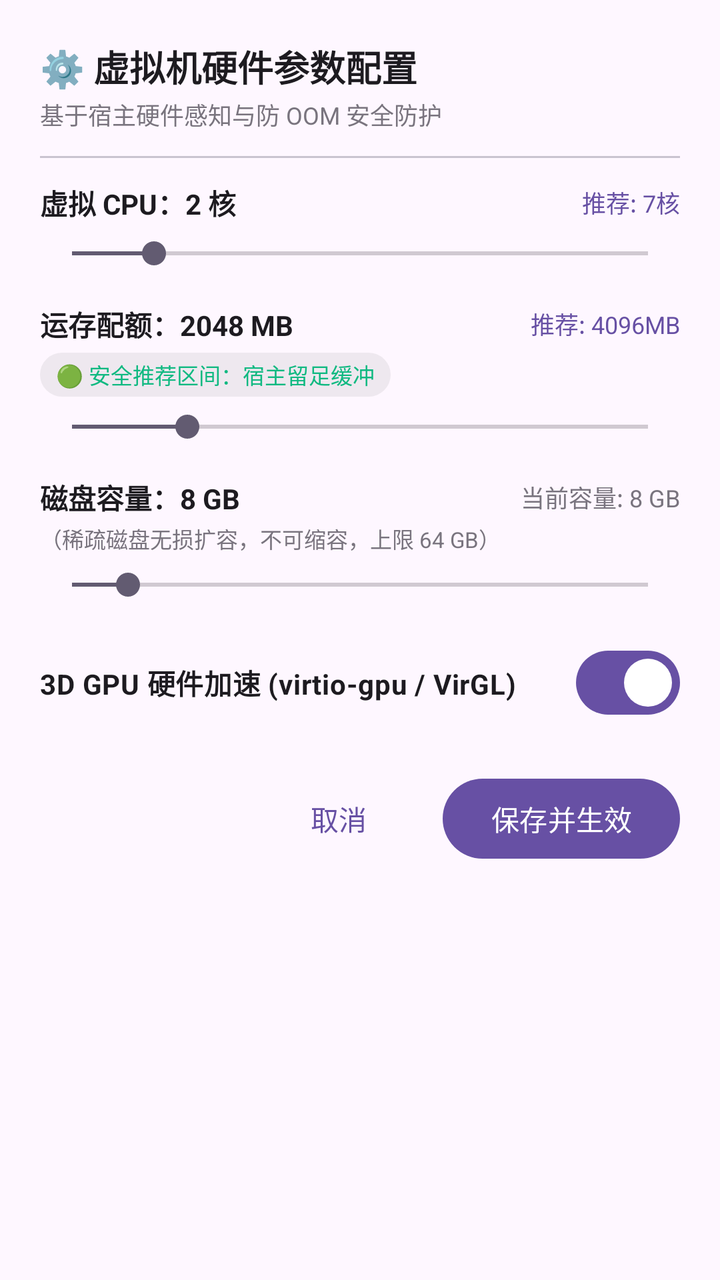
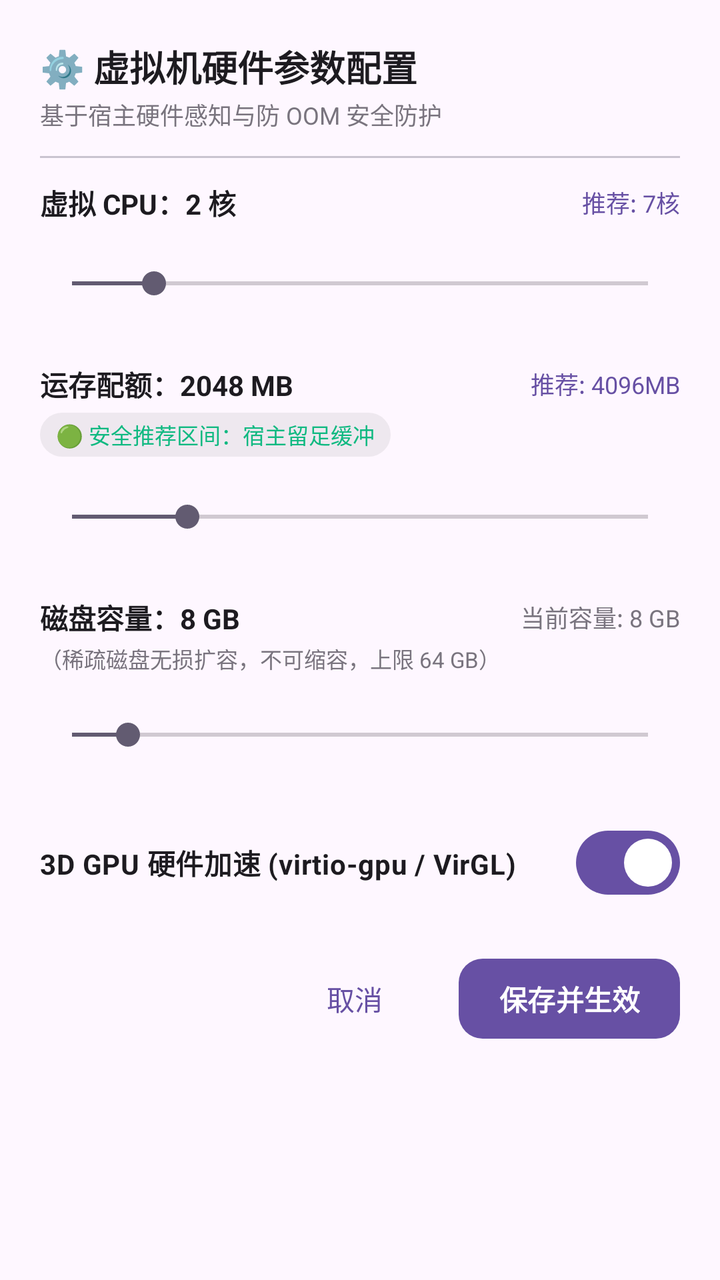

An Android layout rendered at two revisions. The XML below is the earlier revision; the diff shows what the commit changed to produce the second picture.
<!-- AndroidManifest.xml: application theme Theme.Orchestella -->
<!-- res/layout/layout_vm_hardware_config_dialog.xml -->
<?xml version="1.0" encoding="utf-8"?>
<ScrollView xmlns:android="http://schemas.android.com/apk/res/android"
    xmlns:app="http://schemas.android.com/apk/res-auto"
    android:layout_width="match_parent"
    android:layout_height="wrap_content">

    <LinearLayout
        android:layout_width="match_parent"
        android:layout_height="wrap_content"
        android:orientation="vertical"
        android:padding="20dp">

        <TextView
            android:layout_width="wrap_content"
            android:layout_height="wrap_content"
            android:text="@string/hardware_dialog_title"
            android:textSize="18sp"
            android:textStyle="bold"
            android:textColor="?attr/colorOnSurface" />

        <TextView
            android:layout_width="wrap_content"
            android:layout_height="wrap_content"
            android:layout_marginTop="2dp"
            android:text="基于宿主硬件感知与防 OOM 安全防护"
            android:textSize="12sp"
            android:textColor="?attr/colorOutline" />

        <View
            android:layout_width="match_parent"
            android:layout_height="1dp"
            android:layout_marginTop="12dp"
            android:layout_marginBottom="12dp"
            android:background="?attr/colorOutlineVariant" />

        
        <LinearLayout
            android:layout_width="match_parent"
            android:layout_height="wrap_content"
            android:orientation="horizontal"
            android:gravity="center_vertical">

            <TextView
                android:id="@+id/hw_vcpu_label"
                android:layout_width="0dp"
                android:layout_height="wrap_content"
                android:layout_weight="1"
                android:text="虚拟 CPU：2 核"
                android:textSize="14sp"
                android:textStyle="bold"
                android:textColor="?attr/colorOnSurface" />

            <TextView
                android:id="@+id/hw_vcpu_rec_badge"
                android:layout_width="wrap_content"
                android:layout_height="wrap_content"
                android:text="推荐: 7核"
                android:textSize="12sp"
                android:textColor="?attr/colorPrimary" />
        </LinearLayout>

        <SeekBar
            android:id="@+id/hw_vcpu_seekbar"
            android:layout_width="match_parent"
            android:layout_height="wrap_content"
            android:layout_marginTop="6dp"
            android:max="7"
            android:progress="1" />

        
        <LinearLayout
            android:layout_width="match_parent"
            android:layout_height="wrap_content"
            android:layout_marginTop="16dp"
            android:orientation="horizontal"
            android:gravity="center_vertical">

            <TextView
                android:id="@+id/hw_ram_label"
                android:layout_width="0dp"
                android:layout_height="wrap_content"
                android:layout_weight="1"
                android:text="运存配额：2048 MB"
                android:textSize="14sp"
                android:textStyle="bold"
                android:textColor="?attr/colorOnSurface" />

            <TextView
                android:id="@+id/hw_ram_rec_badge"
                android:layout_width="wrap_content"
                android:layout_height="wrap_content"
                android:text="推荐: 4096MB"
                android:textSize="12sp"
                android:textColor="?attr/colorPrimary" />
        </LinearLayout>

        <TextView
            android:id="@+id/hw_ram_zone_status"
            android:layout_width="wrap_content"
            android:layout_height="wrap_content"
            android:layout_marginTop="4dp"
            android:background="@drawable/bg_status_badge"
            android:paddingStart="8dp"
            android:paddingTop="3dp"
            android:paddingEnd="8dp"
            android:paddingBottom="3dp"
            android:text="@string/hardware_ram_zone_green"
            android:textSize="11sp"
            android:textColor="@color/zone_green" />

        <SeekBar
            android:id="@+id/hw_ram_seekbar"
            android:layout_width="match_parent"
            android:layout_height="wrap_content"
            android:layout_marginTop="6dp"
            android:max="30"
            android:progress="6" />

        
        <LinearLayout
            android:layout_width="match_parent"
            android:layout_height="wrap_content"
            android:layout_marginTop="16dp"
            android:orientation="horizontal"
            android:gravity="center_vertical">

            <TextView
                android:id="@+id/hw_disk_label"
                android:layout_width="0dp"
                android:layout_height="wrap_content"
                android:layout_weight="1"
                android:text="磁盘容量：8 GB"
                android:textSize="14sp"
                android:textStyle="bold"
                android:textColor="?attr/colorOnSurface" />

            <TextView
                android:id="@+id/hw_disk_status"
                android:layout_width="wrap_content"
                android:layout_height="wrap_content"
                android:text="当前容量: 8 GB"
                android:textSize="12sp"
                android:textColor="?attr/colorOutline" />
        </LinearLayout>

        <TextView
            android:layout_width="match_parent"
            android:layout_height="wrap_content"
            android:layout_marginTop="2dp"
            android:text="@string/hardware_disk_notice"
            android:textSize="11sp"
            android:textColor="?attr/colorOutline" />

        <SeekBar
            android:id="@+id/hw_disk_seekbar"
            android:layout_width="match_parent"
            android:layout_height="wrap_content"
            android:layout_marginTop="6dp"
            android:max="62"
            android:progress="6" />

        
        <com.google.android.material.materialswitch.MaterialSwitch
            android:id="@+id/hw_gpu_switch"
            android:layout_width="match_parent"
            android:layout_height="wrap_content"
            android:layout_marginTop="16dp"
            android:text="@string/hardware_gpu_label"
            android:checked="true"
            android:textSize="14sp"
            android:textStyle="bold" />

        
        <LinearLayout
            android:layout_width="match_parent"
            android:layout_height="wrap_content"
            android:layout_marginTop="20dp"
            android:orientation="horizontal"
            android:gravity="end">

            <Button
                android:id="@+id/hw_btn_cancel"
                style="@style/Widget.Material3.Button.TextButton"
                android:layout_width="wrap_content"
                android:layout_height="wrap_content"
                android:layout_marginEnd="8dp"
                android:text="@string/hardware_cancel_btn" />

            <Button
                android:id="@+id/hw_btn_save"
                style="@style/Widget.Material3.Button"
                android:layout_width="wrap_content"
                android:layout_height="wrap_content"
                android:text="@string/hardware_save_btn" />
        </LinearLayout>

    </LinearLayout>

</ScrollView>
<!-- resources referenced by this layout -->
<resources>
  <color name="zone_green">#10B981</color>
  <!-- drawable bg_status_badge (drawable) -->
  <?xml version="1.0" encoding="utf-8"?>
  <shape xmlns:android="http://schemas.android.com/apk/res/android"
      android:shape="rectangle">
      <corners android:radius="12dp" />
      <solid android:color="#20808080" />
  </shape>
  <string name="hardware_cancel_btn">取消</string>
  <string name="hardware_dialog_title">⚙️ 虚拟机硬件参数配置</string>
  <string name="hardware_disk_notice">（稀疏磁盘无损扩容，不可缩容，上限 64 GB）</string>
  <string name="hardware_gpu_label">3D GPU 硬件加速 (virtio-gpu / VirGL)</string>
  <string name="hardware_ram_zone_green">🟢 安全推荐区间：宿主留足缓冲</string>
  <string name="hardware_save_btn">保存并生效</string>
  <style name="Theme.Orchestella" parent="Theme.Material3.DayNight.NoActionBar">
          <item name="android:fontFamily">sans-serif</item>
          <item name="android:windowActionModeOverlay">true</item>
          <item name="android:statusBarColor">@android:color/transparent</item>
          <item name="android:navigationBarColor">@android:color/transparent</item>
      </style>
</resources>

<!-- the commit's change to res/layout/layout_vm_hardware_config_dialog.xml (unified diff, before → after) -->
@@ -63,6 +63,7 @@
             android:id="@+id/hw_vcpu_seekbar"
             android:layout_width="match_parent"
             android:layout_height="wrap_content"
+            android:minHeight="48dp"
             android:layout_marginTop="6dp"
             android:max="7"
             android:progress="1" />
@@ -112,6 +113,7 @@
             android:id="@+id/hw_ram_seekbar"
             android:layout_width="match_parent"
             android:layout_height="wrap_content"
+            android:minHeight="48dp"
             android:layout_marginTop="6dp"
             android:max="30"
             android:progress="6" />
@@ -155,6 +157,7 @@
             android:id="@+id/hw_disk_seekbar"
             android:layout_width="match_parent"
             android:layout_height="wrap_content"
+            android:minHeight="48dp"
             android:layout_marginTop="6dp"
             android:max="62"
             android:progress="6" />
@@ -178,19 +181,28 @@
             android:orientation="horizontal"
             android:gravity="end">
 
-            <Button
+            <com.google.android.material.button.MaterialButton
                 android:id="@+id/hw_btn_cancel"
                 style="@style/Widget.Material3.Button.TextButton"
                 android:layout_width="wrap_content"
                 android:layout_height="wrap_content"
+                android:minHeight="48dp"
+                app:cornerRadius="12dp"
+                android:paddingStart="16dp"
+                android:paddingEnd="16dp"
                 android:layout_marginEnd="8dp"
                 android:text="@string/hardware_cancel_btn" />
 
-            <Button
+            <com.google.android.material.button.MaterialButton
                 android:id="@+id/hw_btn_save"
                 style="@style/Widget.Material3.Button"
                 android:layout_width="wrap_content"
                 android:layout_height="wrap_content"
+                android:minHeight="48dp"
+                app:cornerRadius="12dp"
+                android:paddingStart="20dp"
+                android:paddingEnd="20dp"
+                android:textStyle="bold"
                 android:text="@string/hardware_save_btn" />
         </LinearLayout>
 
